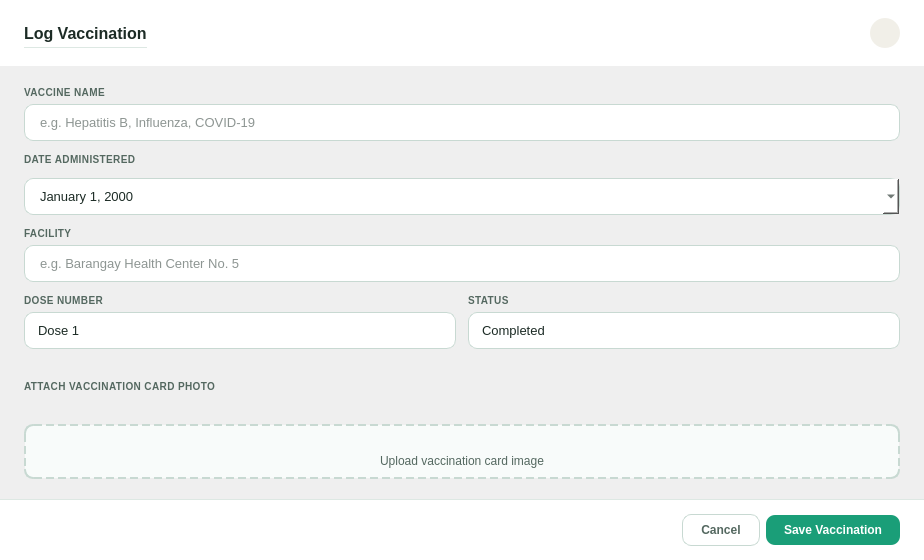
This is src/ui/dialog_add_vaccination.ui in shasheenahdeeneillelumasag/CCC151---Group-Project as Qt 5 draws it before an edit. The edited form follows.
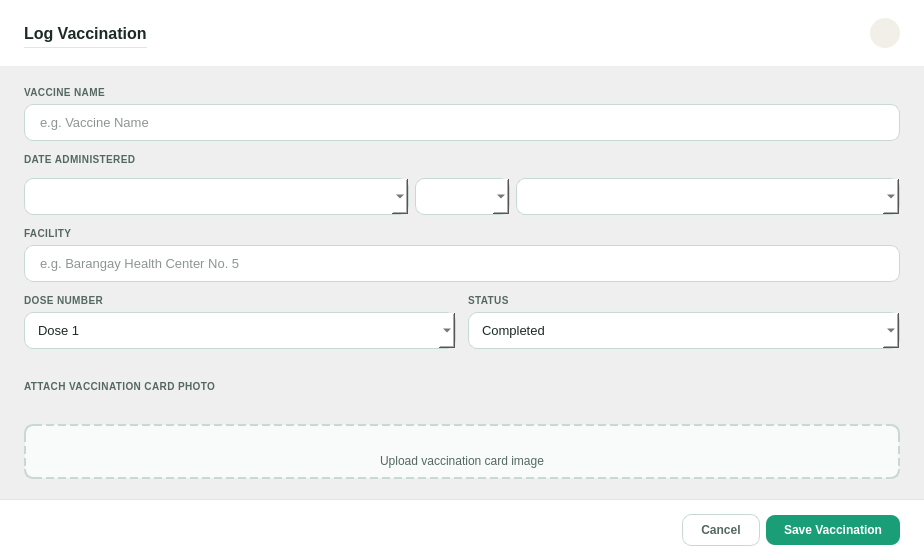
This is the edited form. Icons and pictures are not drawn.

Commit message: refactor: replace QDateEdit/QTimeEdit with editable combo pickers, fix dialog sizing, add dropdown arrows, clean sample data

What changed in the file:
```diff
--- a/src/ui/dialog_add_vaccination.ui
+++ b/src/ui/dialog_add_vaccination.ui
@@ -19,7 +19,6 @@
     QLabel { background: transparent; color: #1C2B25; }
     QLineEdit, QComboBox, QDateEdit { border: 1px solid #C8D9D2; border-radius: 9px; padding: 9px 13px; font-size: 13px; color: #1C2B25; background: #FFFFFF; }
     QLineEdit:focus, QDateEdit:focus { border-color: #1A9E78; }
-    QComboBox::drop-down { border: none; width: 24px; }
     QFrame#uploadZone { border: 2px dashed #C8D9D2; border-radius: 9px; background: #F8FBFA; }
     QFrame#autoBox { background: #E3F5EE; border: 1px solid #9FE1CB; border-radius: 9px; }
    </string>
@@ -114,6 +113,12 @@
      <property name="widgetResizable">
       <bool>true</bool>
      </property>
+      <property name="horizontalScrollBarPolicy">
+       <enum>Qt::ScrollBarAlwaysOff</enum>
+      </property>
+      <property name="verticalScrollBarPolicy">
+       <enum>Qt::ScrollBarAlwaysOff</enum>
+      </property>
      <widget class="QWidget" name="widget">
       <property name="geometry">
        <rect>
@@ -198,7 +203,7 @@
            <item>
             <widget class="QComboBox" name="inputDoseNum">
              <property name="styleSheet">
-              <string>QComboBox { border: 1px solid #C8D9D2; border-radius: 9px; padding: 9px 13px; font-size: 13px; background: #FFF; } QComboBox::drop-down { border: none; width: 24px; }</string>
+              <string>QComboBox { border: 1px solid #C8D9D2; border-radius: 9px; padding: 9px 13px; font-size: 13px; background: #FFF; }</string>
              </property>
              <item>
               <property name="text">
@@ -271,24 +276,18 @@
            <item>
             <widget class="QLineEdit" name="inputVaccineName">
              <property name="placeholderText">
-              <string>e.g. Hepatitis B, Influenza, COVID-19</string>
+              <string>e.g. Vaccine Name</string>
              </property>
             </widget>
            </item>
           </layout>
          </item>
          <item row="2" column="0" colspan="2">
-          <widget class="QDateEdit" name="inputDate">
-           <property name="locale">
-            <locale language="English" country="AmericanSamoa"/>
-           </property>
-           <property name="displayFormat">
-            <string>MMMM d, yyyy</string>
-           </property>
-           <property name="calendarPopup">
-            <bool>true</bool>
-           </property>
-          </widget>
+          <layout class="QHBoxLayout"><property name="spacing"><number>6</number></property>
+           <item><widget class="QComboBox" name="inputDateMonth"><property name="editable"><bool>true</bool></property></widget></item>
+           <item><widget class="QComboBox" name="inputDateDay"><property name="editable"><bool>true</bool></property><property name="sizePolicy"><sizepolicy hsizetype="Maximum" vsizetype="Preferred"><horstretch>0</horstretch><verstretch>0</verstretch></sizepolicy></property></widget></item>
+           <item><widget class="QComboBox" name="inputDateYear"><property name="editable"><bool>true</bool></property></widget></item>
+          </layout>
          </item>
          <item row="1" column="0" colspan="2">
           <widget class="QLabel" name="dateLabel">
```
Lines whose indentation alone changed are shown as unchanged. The commit also changes 15 other files.
